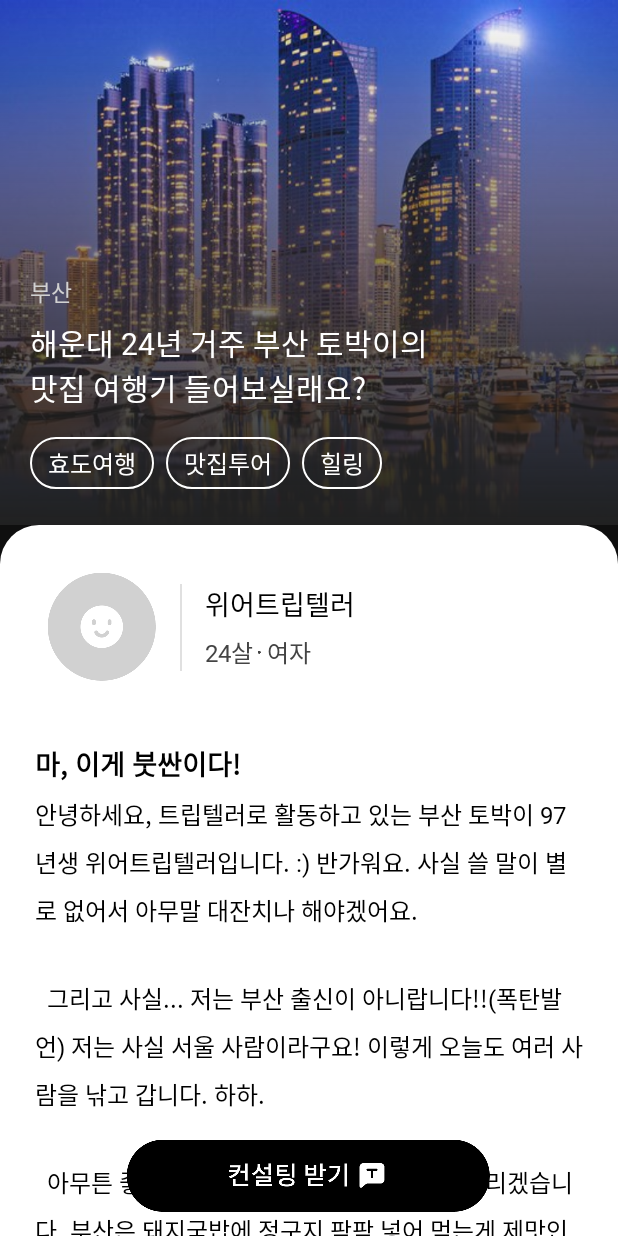
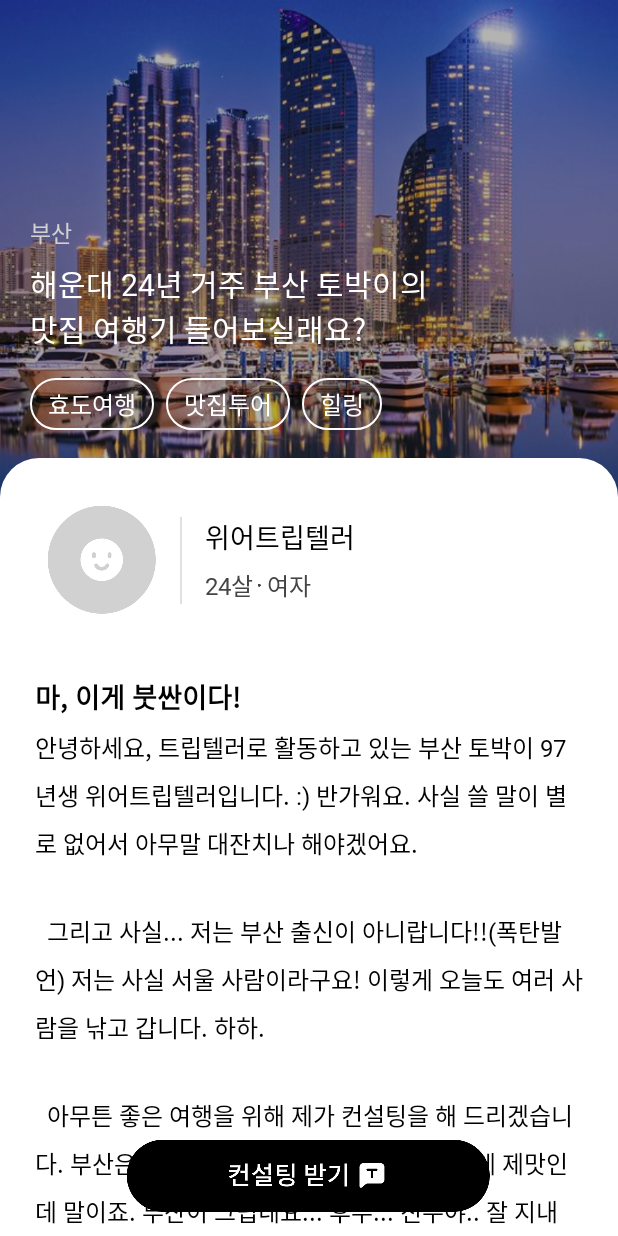
Before and after one commit to Trip-Teller/TripTeller-ANDROID, an Android app: the DetailActivity screen opened directly, with no data from a screen before it, on a phone screen of 412 x 824 dp. Run offline under Robolectric (Android 15) with nearby library versions, the phone set to English and light mode, and no system bars.

Commit message:
[DetailActivity] 두 뷰 겹치는 부분 투명하게 설정

```diff
--- a/app/src/main/res/drawable/black_top_gradation.xml
+++ b/app/src/main/res/drawable/black_top_gradation.xml
@@ -1,8 +1,10 @@
 <?xml version="1.0" encoding="utf-8"?>
 <shape xmlns:android="http://schemas.android.com/apk/res/android"
     android:shape="rectangle">
+
     <gradient
         android:angle="90"
         android:startColor="@android:color/transparent"
         android:endColor="@color/black2"/>
+
 </shape>
--- a/app/src/main/res/layout/activity_detail.xml
+++ b/app/src/main/res/layout/activity_detail.xml
@@ -4,24 +4,24 @@
     xmlns:tools="http://schemas.android.com/tools"
     android:layout_width="match_parent"
     android:layout_height="wrap_content"
-    tools:context=".ui.home.Detail.DetailActivity"
-    android:fitsSystemWindows="true">
+    android:fitsSystemWindows="true"
+    tools:context=".ui.home.Detail.DetailActivity">
 
     <com.google.android.material.appbar.AppBarLayout
         android:id="@+id/appBarLayout"
         android:layout_width="match_parent"
-        android:layout_height="350dp"
+        android:layout_height="335dp"
         android:fitsSystemWindows="true">
 
         <com.google.android.material.appbar.CollapsingToolbarLayout
             android:layout_width="match_parent"
             android:layout_height="match_parent"
             android:fitsSystemWindows="true"
-                app:scrimAnimationDuration="600"
             app:contentScrim="@color/black2"
             app:expandedTitleMarginBottom="20dp"
             app:expandedTitleMarginStart="15dp"
-                app:layout_scrollFlags="scroll|exitUntilCollapsed">
+            app:layout_scrollFlags="scroll|exitUntilCollapsed"
+            app:scrimAnimationDuration="600">
 
             <androidx.constraintlayout.widget.ConstraintLayout
                 android:layout_width="match_parent"
@@ -33,7 +33,7 @@
                     android:layout_width="match_parent"
                     android:layout_height="match_parent"
                     android:fitsSystemWindows="true"
-                        android:foreground="@drawable/black_bottom_gradation"
+                    android:foreground="@color/black_30"
                     android:scaleType="centerCrop"
                     android:src="@drawable/busan"
                     app:layout_collapseMode="parallax"
@@ -45,36 +45,37 @@
                     android:id="@+id/tv_region"
                     android:layout_width="wrap_content"
                     android:layout_height="wrap_content"
+                    android:layout_marginStart="20dp"
+                    android:layout_marginTop="143dp"
                     android:fontFamily="@font/noto_sans_kr_regular"
+                    android:includeFontPadding="false"
                     android:text="부산"
-                        android:includeFontPadding="false"
-                        android:layout_marginBottom="8dp"
                     android:textColor="@color/tripteller_grey_04_2"
                     android:textSize="15sp"
                     app:layout_collapseMode="pin"
-                        app:layout_constraintBottom_toTopOf="@+id/tv_intro"
-                        app:layout_constraintStart_toStartOf="@+id/tv_intro" />
+                    app:layout_constraintStart_toStartOf="parent"
+                    app:layout_constraintTop_toTopOf="parent" />
 
                 <TextView
                     android:id="@+id/tv_intro"
                     style="@style/TextStyle3"
                     android:layout_width="wrap_content"
                     android:layout_height="wrap_content"
-                        android:layout_marginBottom="18dp"
+                    android:layout_marginTop="8dp"
                     android:includeFontPadding="false"
                     android:text="해운대 24년 거주 부산 토박이의 \n맛집 여행기 들어보실래요?"
                     android:textColor="@color/white"
-                        app:layout_constraintBottom_toTopOf="@+id/act_detail_rv_hashtag"
-                        app:layout_constraintStart_toStartOf="@+id/act_detail_rv_hashtag" />
+                    app:layout_constraintStart_toStartOf="@+id/act_detail_rv_hashtag"
+                    app:layout_constraintTop_toBottomOf="@+id/tv_region" />
 
                 <androidx.recyclerview.widget.RecyclerView
                     android:id="@+id/act_detail_rv_hashtag"
                     android:layout_width="wrap_content"
                     android:layout_height="wrap_content"
-                        android:layout_marginBottom="24dp"
                     android:layout_marginStart="20dp"
-                        app:layout_constraintBottom_toBottomOf="@+id/iv_mainimg"
+                    android:layout_marginTop="18dp"
                     app:layout_constraintStart_toStartOf="@+id/iv_mainimg"
+                    app:layout_constraintTop_toBottomOf="@+id/tv_intro"
                     tools:itemCount="1"
                     tools:listitem="@layout/item_detail_hashtag" />
             </androidx.constraintlayout.widget.ConstraintLayout>
@@ -84,7 +85,7 @@
     <androidx.core.widget.NestedScrollView
         android:layout_width="match_parent"
         android:layout_height="wrap_content"
-            android:background="#f0000000"
+        android:layout_marginTop="-30dp"
         android:overScrollMode="never"
         app:layout_behavior="com.google.android.material.appbar.AppBarLayout$ScrollingViewBehavior">
 
@@ -126,8 +127,8 @@
                     android:layout_height="wrap_content"
                     android:layout_marginLeft="15dp"
                     android:fontFamily="@font/noto_sans_kr_bold"
+                    android:includeFontPadding="false"
                     android:text="위어트립텔러"
-                        android:includeFontPadding="false"
                     android:textColor="@color/black"
                     android:textSize="18sp"
                     app:layout_constraintBottom_toTopOf="@+id/textView3"
@@ -139,8 +140,8 @@
                     android:layout_width="wrap_content"
                     android:layout_height="wrap_content"
                     android:fontFamily="@font/noto_sans_kr_regular"
+                    android:includeFontPadding="false"
                     android:text="24살"
-                        android:includeFontPadding="false"
                     android:textColor="@color/greyish_brown"
                     android:textSize="16sp"
                     android:textStyle="normal"
@@ -164,8 +165,8 @@
                     android:layout_height="wrap_content"
                     android:layout_marginStart="4dp"
                     android:fontFamily="@font/noto_sans_kr_regular"
+                    android:includeFontPadding="false"
                     android:text="여자"
-                        android:includeFontPadding="false"
                     android:textColor="@color/greyish_brown"
                     android:textSize="16sp"
                     app:layout_constraintBottom_toBottomOf="@+id/textView3"
@@ -181,8 +182,8 @@
                 android:layout_marginStart="23dp"
                 android:layout_marginTop="10dp"
                 android:fontFamily="@font/noto_sans_kr_bold"
+                android:includeFontPadding="false"
                 android:text="마, 이게 붓싼이다! "
-                    android:includeFontPadding="false"
                 android:textColor="@color/black"
                 android:textSize="18sp"
                 android:textStyle="bold" />
@@ -209,10 +210,10 @@
                 android:layout_height="wrap_content"
                 android:layout_marginHorizontal="11dp"
                 android:layout_marginTop="28dp"
+                android:layout_marginBottom="92dp"
                 android:background="@drawable/iceblue_roundbox"
                 android:orientation="vertical"
-                    android:paddingHorizontal="12dp"
-                    android:layout_marginBottom="92dp">
+                android:paddingHorizontal="12dp">
 
                 <TextView
                     android:layout_width="wrap_content"
@@ -279,8 +280,15 @@
     <ImageView
         android:layout_width="wrap_content"
         android:layout_height="wrap_content"
+        android:layout_gravity="bottom|center_horizontal"
         android:layout_marginBottom="16dp"
-        android:layout_gravity="bottom|center_horizontal"
-        android:src="@drawable/btn_getconsult"/>
+        android:src="@drawable/btn_getconsult" />
+
+    <ImageView
+        android:layout_width="match_parent"
+        android:layout_height="match_parent"
+        android:background="@drawable/black_bottom_gradation"
+        app:layout_anchor="@+id/appBarLayout"
+        app:layout_anchorGravity="center" />
 
 </androidx.coordinatorlayout.widget.CoordinatorLayout>
--- a/app/src/main/res/values/colors.xml
+++ b/app/src/main/res/values/colors.xml
@@ -20,4 +20,6 @@
     <color name="tripteller_raspberry_2">#dc3a9b</color>
     <color name="tripteller_grey_05_2">#787878</color>
 
+    <color name="black_30">#4c000000</color>
+
 </resources>
```
Lines whose indentation alone changed are shown as unchanged.
